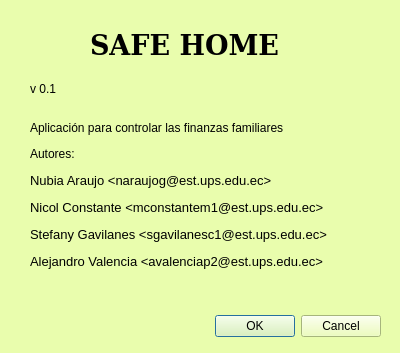
Above: acerca_de.ui from HailNicole/App_Finanzas before the change. Below: the same form after it.
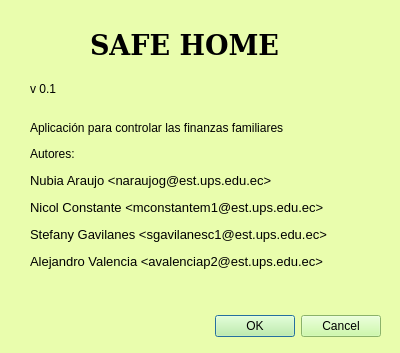
That is the form after the change. Icons and pictures are not drawn.

Diff of the .ui file:
```diff
--- a/acerca_de.ui
+++ b/acerca_de.ui
@@ -30,6 +30,9 @@
      <height>32</height>
     </rect>
    </property>
+   <property name="styleSheet">
+    <string notr="true">background-color: rgb(194, 249, 149);</string>
+   </property>
    <property name="orientation">
     <enum>Qt::Horizontal</enum>
    </property>
```
